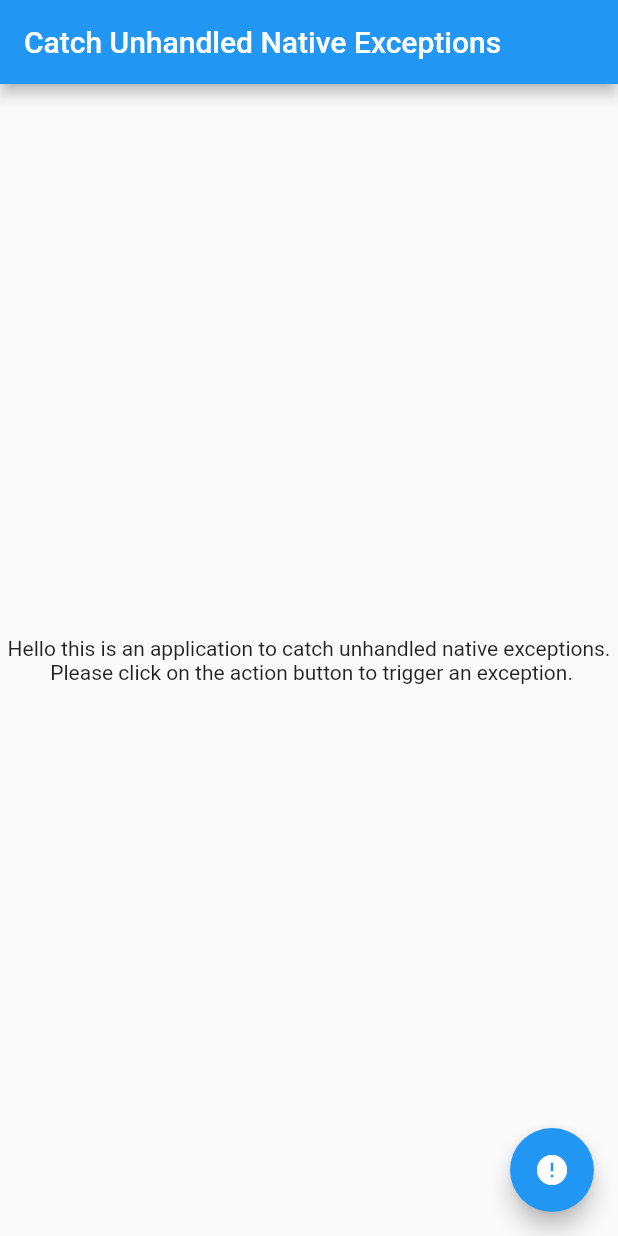
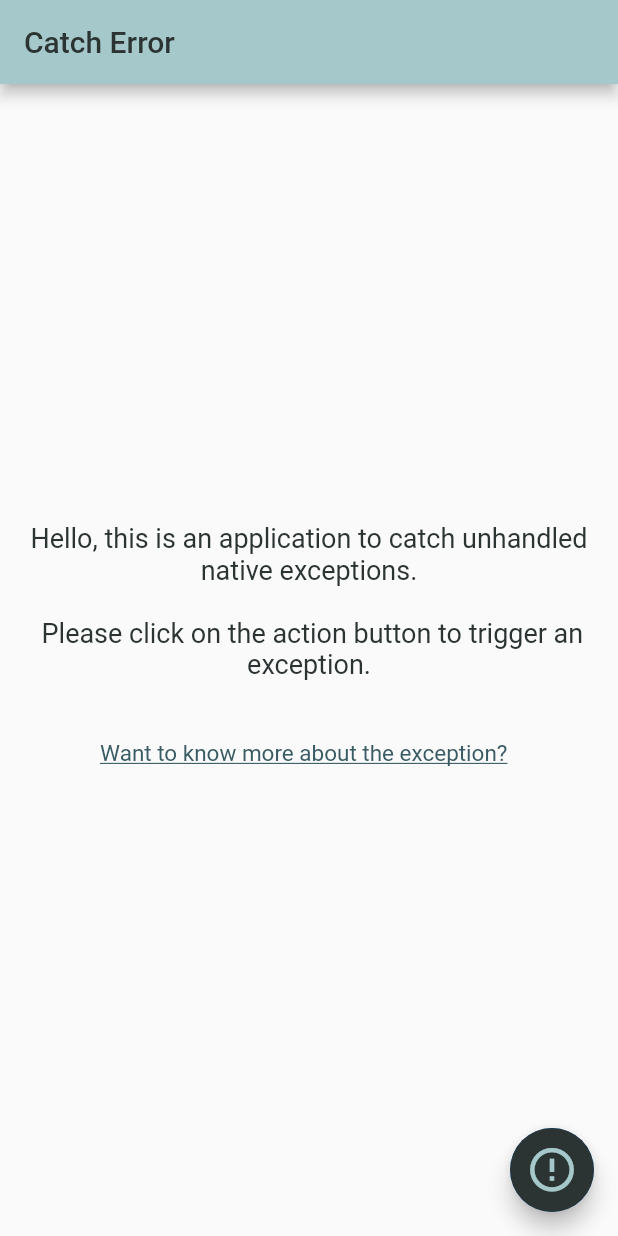
Before and after one commit to jlbbooks/flutter_catcherror, a Flutter app: the screen it shows after launch, on a phone screen of 412 x 824 dp. Run offline on Flutter 3.47's test engine with Material 2 defaults, Android fonts, the phone set to English and light mode, and no system bars; our stand-ins replace fluttertoast, plugin_platform_interface.

Commit message:
UI fixes and detailed explaination of the exception

```diff
--- a/example/lib/main.dart
+++ b/example/lib/main.dart
@@ -1,12 +1,16 @@
 import 'package:flutter/material.dart';
 import 'package:catcherror/catcherror.dart';
+import 'package:fluttertoast/fluttertoast.dart';
 
 void main() {
   Catcherror.init(
     () => runApp(const MyApp()),
-    postRequestUrl: "",
-    onErrorCallBack: ((p0, p1) {}),
-    onHttpRequestFailedCallback: (p0, p1) {},
+    // postRequestUrl: "",
+    onErrorCallBack: ((p0, p1) {
+      Fluttertoast.showToast(
+          msg: p0.toString(), toastLength: Toast.LENGTH_LONG);
+    }),
+    // onHttpRequestFailedCallback: (p0, p1) {},
   );
 }
 
@@ -22,27 +26,82 @@ class _MyAppState extends State<MyApp> {
 
   void trigger() async {
     final result = await _catcherrorPlugin.checkVowel('2');
-    print("RESULT -----> $result");
+    debugPrint("RESULT -----> $result");
   }
 
   @override
   Widget build(BuildContext context) {
     return MaterialApp(
+      debugShowCheckedModeBanner: false,
+      builder: (BuildContext context, Widget? child) {
+        return MediaQuery(
+          data: MediaQuery.of(context).copyWith(
+            textScaleFactor: 1.0,
+          ), //set desired text scale factor here
+          child: child!,
+        );
+      },
       home: Scaffold(
         appBar: AppBar(
-          title: const Text('Catch Unhandled Native Exceptions'),
+          title: const Text('Catch Error',
+              style: TextStyle(color: Color(0xff2C3333))),
+          backgroundColor: const Color(0xffA5C9CA),
         ),
-        body: const Center(
-          child: Text(
-            "Hello this is an application to catch unhandled native exceptions.\n Please click on the action button to trigger an exception.",
-            textAlign: TextAlign.center,
-          ),
+        body: Column(
+          mainAxisAlignment: MainAxisAlignment.center,
+          children: [
+            const Text(
+              "Hello, this is an application to catch unhandled native exceptions.\n\n Please click on the action button to trigger an exception.",
+              style: TextStyle(color: Color(0xff2C3333), fontSize: 18),
+              textAlign: TextAlign.center,
+            ),
+            const SizedBox(
+              height: 20,
+            ),
+            Theme(
+              data:
+                  Theme.of(context).copyWith(dividerColor: Colors.transparent),
+              child: const ExpansionTile(
+                tilePadding: EdgeInsets.only(left: 25),
+                title: Text(
+                  "Want to know more about the exception?",
+                  style: TextStyle(
+                      color: Color(0xff395B64),
+                      fontSize: 15,
+                      decoration: TextDecoration.underline),
+                  textAlign: TextAlign.center,
+                ),
+                trailing: SizedBox(),
+                children: [
+                  Padding(
+                    padding: EdgeInsets.all(10.0),
+                    child: Text(
+                      "There is a method written in native language (checkVowel) which check if the given alphabet is a vowel or not. Since we wanted an unhandled native exception, we are expecting a string in the native code, but sending an integer which causes type mismatch and triggers an exception.\n\nYou can see a toast message after click the floating action button which signifies that an exception has been occured.",
+                      style: TextStyle(color: Color(0xff2C3333), fontSize: 16),
+                      textAlign: TextAlign.center,
+                    ),
+                  )
+                ],
+              ),
+            ),
+          ],
         ),
         floatingActionButton: FloatingActionButton(
           onPressed: () {
             trigger();
           },
-          child: const Icon(Icons.error),
+          child: Container(
+            width: 70,
+            height: 70,
+            decoration: const BoxDecoration(
+                shape: BoxShape.circle, color: Color(0xff2C3333)),
+            child: const Icon(
+              Icons.error_outline_outlined,
+              color: Color(0xffA5C9CA),
+              size: 35,
+              // size: 45,
+            ),
+          ),
         ),
       ),
     );
--- a/example/pubspec.yaml
+++ b/example/pubspec.yaml
@@ -15,6 +15,7 @@ environment:
 # the latest version available on pub.dev. To see which dependencies have newer
 # versions available, run `flutter pub outdated`.
 dependencies:
+  fluttertoast: ^8.0.9
   flutter:
     sdk: flutter
 
```
Also changed, not shown: example/pubspec.lock, 1 other file.
